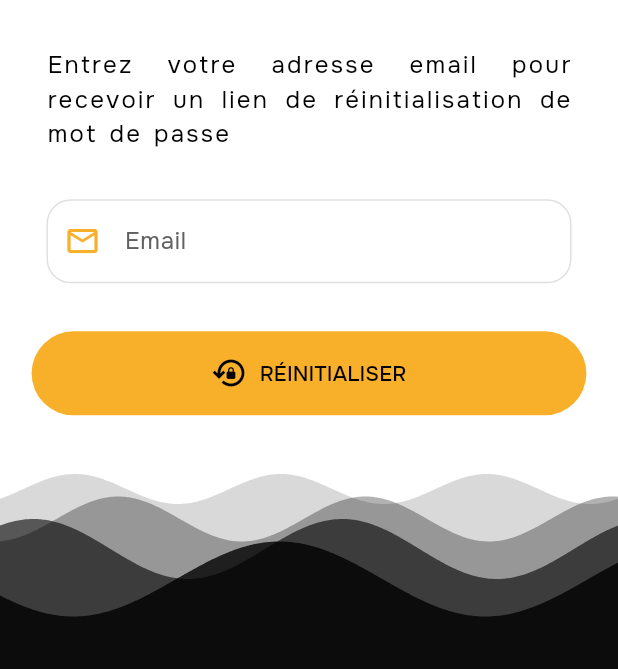
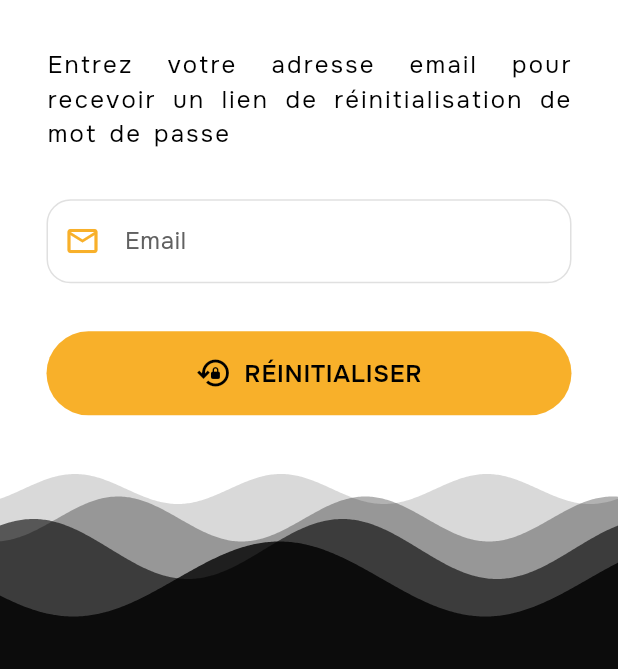
Before and after one commit to Epreyn/ventemoi, a Flutter app: the screen it shows after launch, after a tap on "Mot de passe oublié ?", on a phone screen of 412 x 824 dp, the part 567-1236 px from its top. Run offline on Flutter 3.47's test engine with Material 3 defaults, Android fonts, the phone set to English and light mode, and no system bars; our stand-ins replace auto_size_text, cloud_firestore, file_picker, firebase_auth, firebase_core, firebase_storage and 4 more; accounts and stored records are empty; generated files the repository leaves out were written again; Roboto replaces fonts that are missing (Phudu).

Commit message:
LoginScreen

```diff
--- a/lib/features/custom_fab_button/view/custom_fab_button.dart
+++ b/lib/features/custom_fab_button/view/custom_fab_button.dart
@@ -1,52 +1,73 @@
 import 'package:flutter/material.dart';
-import 'package:get/get.dart';
-import 'package:ventemoi/core/classes/unique_controllers.dart';
 
-import '../controllers/custom_fab_button_controller.dart';
+import '../../../core/classes/unique_controllers.dart';
+import '../../../core/theme/custom_theme.dart';
 
 class CustomFABButton extends StatelessWidget {
   final String tag;
   final String text;
-  final Color? color;
-  final Color? textColor;
   final IconData? iconData;
-  final Function() onPressed;
+  final VoidCallback? onPressed;
+  final Color? backgroundColor;
+  final Color? foregroundColor;
+  final double? width;
 
   const CustomFABButton({
     super.key,
     required this.tag,
     required this.text,
-    this.color,
-    this.textColor,
     this.iconData,
-    required this.onPressed,
+    this.onPressed,
+    this.backgroundColor,
+    this.foregroundColor,
+    this.width,
   });
 
   @override
   Widget build(BuildContext context) {
-    final CustomFABButtonController cc = Get.put(
-      CustomFABButtonController(),
-      tag: tag,
-    );
+    final bgColor = backgroundColor ?? CustomTheme.lightScheme().primary;
+    final fgColor = foregroundColor ?? CustomTheme.lightScheme().onPrimary;
 
-    return FloatingActionButton.extended(
-      heroTag: tag,
-      elevation: 0,
-      focusElevation: 0,
-      hoverElevation: 0,
-      highlightElevation: 0,
-      extendedPadding: EdgeInsets.symmetric(
-        horizontal: UniquesControllers().data.baseSpace * 15,
-      ),
-      shape: RoundedRectangleBorder(
-        borderRadius: BorderRadius.circular(
-          UniquesControllers().data.baseSpace * 10,
+    return SizedBox(
+      width: width ?? UniquesControllers().data.baseMaxWidth,
+      height: 56,
+      child: Material(
+        color: bgColor,
+        borderRadius: BorderRadius.circular(28),
+        child: InkWell(
+          onTap: onPressed,
+          borderRadius: BorderRadius.circular(28),
+          child: Container(
+            padding: EdgeInsets.symmetric(
+              horizontal: UniquesControllers().data.baseSpace * 3,
+              vertical: UniquesControllers().data.baseSpace * 2,
+            ),
+            child: Row(
+              mainAxisAlignment: MainAxisAlignment.center,
+              mainAxisSize: MainAxisSize.min,
+              children: [
+                if (iconData != null) ...[
+                  Icon(
+                    iconData,
+                    color: fgColor,
+                    size: 24,
+                  ),
+                  SizedBox(width: UniquesControllers().data.baseSpace),
+                ],
+                Text(
+                  text,
+                  style: TextStyle(
+                    color: fgColor,
+                    fontSize: 16,
+                    fontWeight: FontWeight.w600,
+                    letterSpacing: 0.5,
+                  ),
+                ),
+              ],
+            ),
+          ),
         ),
       ),
-      backgroundColor: color,
-      onPressed: onPressed,
-      label: Text(text, style: TextStyle(color: textColor)),
-      icon: iconData != null ? Icon(iconData) : null,
     );
   }
 }
--- a/lib/screens/login_screen/view/login_screen.dart
+++ b/lib/screens/login_screen/view/login_screen.dart
@@ -55,20 +55,22 @@ class LoginScreen extends StatelessWidget {
                         child: Stack(
                           alignment: Alignment.center,
                           children: [
-                            // Cercles pulsants autour du container
+                            // Cercles pulsants autour du container - EFFET INFINI
                             ...List.generate(3, (index) {
                               return PulsingBorder(
                                 baseWidth: isTablet ? 500 : 400,
-                                baseHeight: 650,
-                                expandScale: 1.0 +
-                                    (index * 0.15), // Expansion progressive
-                                delay: index * 0.4,
-                                opacity:
-                                    (0.15 - (index * 0.04)).clamp(0.0, 1.0),
+                                baseHeight:
+                                    580, // Hauteur réduite pour correspondre à la nouvelle carte
+                                expandScale:
+                                    1.15, // Toujours la même expansion finale
+                                delay: index *
+                                    1.0, // Espacement temporel entre les cercles
+                                opacity: 0.3, // Opacité constante
+                                strokeWidth: 2.0, // Épaisseur constante
                               );
                             }),
 
-                            // Container glassmorphique principal
+                            // Container glassmorphique principal - BLUR RÉDUIT
                             Container(
                               constraints: BoxConstraints(
                                 maxWidth: isTablet ? 500 : 400,
@@ -78,39 +80,46 @@ class LoginScreen extends StatelessWidget {
                                   begin: Alignment.topLeft,
                                   end: Alignment.bottomRight,
                                   colors: [
+                                    Colors.white
+                                        .withOpacity(0.35), // Plus opaque
                                     Colors.white.withOpacity(0.25),
-                                    Colors.white.withOpacity(0.15),
                                   ],
                                 ),
                                 borderRadius: BorderRadius.circular(30),
                                 border: Border.all(
-                                  color: Colors.white.withOpacity(0.3),
+                                  color: Colors.white
+                                      .withOpacity(0.5), // Bordure plus visible
                                   width: 2,
                                 ),
                                 boxShadow: [
+                                  // Ombre orange plus subtile
                                   BoxShadow(
                                     color: CustomTheme.lightScheme()
                                         .primary
-                                        .withOpacity(0.15),
-                                    blurRadius: 30,
-                                    spreadRadius: 5,
+                                        .withOpacity(
+                                            0.15), // Réduit de 0.25 à 0.15
+                                    blurRadius: 30, // Réduit de 40 à 30
+                                    spreadRadius: 5, // Réduit de 10 à 5
                                   ),
+                                  // Ombre noire plus subtile
                                   BoxShadow(
-                                    color: Colors.black.withOpacity(0.1),
-                                    blurRadius: 20,
-                                    offset: const Offset(0, 10),
+                                    color: Colors.black.withOpacity(0.08),
+                                    blurRadius: 15,
+                                    offset: const Offset(0, 8),
                                   ),
                                 ],
                               ),
                               child: ClipRRect(
                                 borderRadius: BorderRadius.circular(28),
                                 child: BackdropFilter(
-                                  filter:
-                                      ImageFilter.blur(sigmaX: 15, sigmaY: 15),
+                                  filter: ImageFilter.blur(
+                                      sigmaX: 8,
+                                      sigmaY: 8), // Blur réduit de 15 à 8
                                   child: Container(
                                     padding: const EdgeInsets.all(32),
                                     decoration: BoxDecoration(
-                                      color: Colors.white.withOpacity(0.1),
+                                      color: Colors.white.withOpacity(
+                                          0.15), // Légèrement plus opaque
                                       borderRadius: BorderRadius.circular(28),
                                     ),
                                     child: _buildLoginForm(cc, context),
@@ -186,59 +195,55 @@ class LoginScreen extends StatelessWidget {
             index: 1,
             child: Column(
               children: [
-                // Logo
-                Container(
-                  width: 80,
-                  height: 80,
-                  padding: const EdgeInsets.all(15),
-                  decoration: BoxDecoration(
-                    shape: BoxShape.circle,
-                    color: Colors.white.withOpacity(0.9),
-                    boxShadow: [
-                      BoxShadow(
-                        color:
-                            CustomTheme.lightScheme().primary.withOpacity(0.2),
-                        blurRadius: 20,
-                        spreadRadius: 5,
-                      ),
-                    ],
-                  ),
+                // Stack pour superposer le logo et le texte
+                Stack(
+                  alignment: Alignment.center,
+                  clipBehavior: Clip.none, // Permet au logo de dépasser
+                  children: [
+                    // Logo en arrière-plan avec opacité
+                    Positioned(
+                      top: -20,
+                      child: Opacity(
+                        opacity: 0.15,
+                        child: SizedBox(
+                          width: 140,
+                          height: 140,
                           child: const CustomLogo(),
                         ),
+                      ),
+                    ),
+
+                    // Contenu principal
+                    Column(
+                      children: [
                         const SizedBox(height: 20),
 
-                // Titre principal
-                ShaderMask(
-                  shaderCallback: (bounds) => LinearGradient(
-                    colors: [
-                      CustomTheme.lightScheme().primary,
-                      CustomTheme.lightScheme().primary.withOpacity(0.8),
-                    ],
-                    begin: Alignment.topLeft,
-                    end: Alignment.bottomRight,
-                  ).createShader(bounds),
-                  child: const Text(
+                        // Titre principal en noir
+                        const Text(
                           'VENTE MOI',
                           style: TextStyle(
                             fontSize: 36,
                             fontWeight: FontWeight.w900,
                             letterSpacing: 4,
-                      color: Colors.white,
+                            color: Colors.black, // Changé en noir
                             height: 1,
-                    ),
                           ),
                         ),
                         const SizedBox(height: 8),
 
                         // Sous-titre
                         Container(
-                  padding:
-                      const EdgeInsets.symmetric(horizontal: 20, vertical: 6),
+                          padding: const EdgeInsets.symmetric(
+                              horizontal: 20, vertical: 6),
                           decoration: BoxDecoration(
-                    color: CustomTheme.lightScheme().primary.withOpacity(0.1),
+                            color: CustomTheme.lightScheme()
+                                .primary
+                                .withOpacity(0.1),
                             borderRadius: BorderRadius.circular(20),
                             border: Border.all(
-                      color: CustomTheme.lightScheme().primary.withOpacity(0.3),
+                              color: CustomTheme.lightScheme()
+                                  .primary
+                                  .withOpacity(0.3),
                               width: 1,
                             ),
                           ),
@@ -251,6 +256,10 @@ class LoginScreen extends StatelessWidget {
                               letterSpacing: 2,
                             ),
                           ),
+                        ),
+                      ],
+                    ),
+                  ],
                 ),
               ],
             ),
@@ -351,6 +360,7 @@ class LoginScreen extends StatelessWidget {
               iconData: cc.registerIconData,
               onPressed: cc.registerScreenOnPressed,
               backgroundColor: Colors.grey[900],
+              foregroundColor: Colors.white,
             ),
           ),
         ],
@@ -359,13 +369,14 @@ class LoginScreen extends StatelessWidget {
   }
 }
 
-// Widget pour les bordures pulsantes autour du container
+// Widget pour les bordures pulsantes autour du container - AMÉLIORÉ
 class PulsingBorder extends StatefulWidget {
   final double baseWidth;
   final double baseHeight;
   final double expandScale;
   final double delay;
   final double opacity;
+  final double strokeWidth;
 
   const PulsingBorder({
     super.key,
@@ -374,6 +385,7 @@ class PulsingBorder extends StatefulWidget {
     required this.expandScale,
     required this.delay,
     required this.opacity,
+    this.strokeWidth = 2.0,
   });
 
   @override
@@ -383,33 +395,26 @@ class PulsingBorder extends StatefulWidget {
 class _PulsingBorderState extends State<PulsingBorder>
     with SingleTickerProviderStateMixin {
   late AnimationController _controller;
-  late Animation<double> _scaleAnimation;
-  late Animation<double> _opacityAnimation;
+  late Animation<double> _animation;
 
   @override
   void initState() {
     super.initState();
     _controller = AnimationController(
-      duration: const Duration(seconds: 4),
+      duration: const Duration(seconds: 3),
       vsync: this,
     );
 
-    _scaleAnimation = Tween(
-      begin: 1.0,
-      end: widget.expandScale,
+    // Animation qui va de 0 à 1
+    _animation = Tween(
+      begin: 0.0,
+      end: 1.0,
     ).animate(CurvedAnimation(
       parent: _controller,
-      curve: Curves.easeInOut,
+      curve: Curves.linear,
     ));
 
-    _opacityAnimation = Tween(
-      begin: widget.opacity,
-      end: 0.0,
-    ).animate(CurvedAnimation(
-      parent: _controller,
-      curve: const Interval(0.3, 1.0, curve: Curves.easeOut),
-    ));
-
+    // Démarrer après le délai spécifié
     Future.delayed(Duration(milliseconds: (widget.delay * 1000).toInt()), () {
       if (mounted) {
         _controller.repeat();
@@ -426,28 +431,53 @@ class _PulsingBorderState extends State<PulsingBorder>
   @override
   Widget build(BuildContext context) {
     return AnimatedBuilder(
-      animation: _controller,
+      animation: _animation,
       builder: (context, child) {
+        final progress = _animation.value;
+
+        // Calculer le scale en fonction de la progression
+        final scale = 0.98 + (widget.expandScale - 0.98) * progress;
+
+        // Calculer l'opacité pour créer un effet de fondu
+        double opacity;
+        if (progress < 0.1) {
+          // Apparition progressive (0% à 10%)
+          opacity = widget.opacity * (progress / 0.1);
+        } else if (progress > 0.7) {
+          // Disparition progressive (70% à 100%)
+          opacity = widget.opacity * ((1.0 - progress) / 0.3);
+        } else {
+          // Pleine opacité (10% à 70%)
+          opacity = widget.opacity;
+        }
+
         return Transform.scale(
-          scale: _scaleAnimation.value,
+          scale: scale,
           child: Container(
             width: widget.baseWidth,
             height: widget.baseHeight,
             decoration: BoxDecoration(
               borderRadius: BorderRadius.circular(30),
               border: Border.all(
-                color: CustomTheme.lightScheme()
-                    .primary
-                    .withOpacity(_opacityAnimation.value),
-                width: 2,
+                color: CustomTheme.lightScheme().primary.withOpacity(opacity),
+                width: widget.strokeWidth,
               ),
               boxShadow: [
+                // Ombre principale
                 BoxShadow(
                   color: CustomTheme.lightScheme()
                       .primary
-                      .withOpacity(_opacityAnimation.value * 0.3),
-                  blurRadius: 50 * _scaleAnimation.value,
-                  spreadRadius: 20 * _scaleAnimation.value,
+                      .withOpacity(opacity * 0.5),
+                  blurRadius: 30 * progress,
+                  spreadRadius: 10 * progress,
+                ),
+                // Ombre secondaire plus diffuse
+                BoxShadow(
+                  color: CustomTheme.lightScheme()
+                      .primary
+                      .withOpacity(opacity * 0.3),
+                  blurRadius: 60 * progress,
+                  spreadRadius: 20 * progress,
                 ),
               ],
             ),
```
Lines whose indentation alone changed are shown as unchanged.
